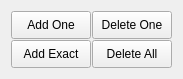
Above: app/views/templates/PreOrderActionButton.ui from rondalefloyd/mts-pos before the change. Below: the same form after it.
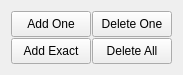
That is the form after the change.

What changed in the file:
```diff
--- a/app/views/templates/PreOrderActionButton.ui
+++ b/app/views/templates/PreOrderActionButton.ui
@@ -6,8 +6,8 @@
    <rect>
     <x>0</x>
     <y>0</y>
-    <width>94</width>
-    <height>79</height>
+    <width>169</width>
+    <height>75</height>
    </rect>
   </property>
   <property name="minimumSize">
```
